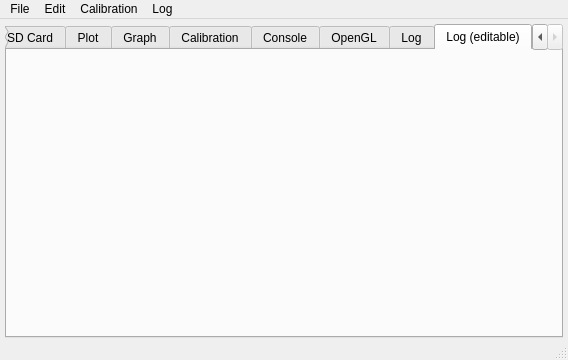
First picture: the form in tinyos-2.x/trunk/support/cpp/TestShimmer/src/MainWindow.ui, repository baharev/szte-wsn-code, before the edit.
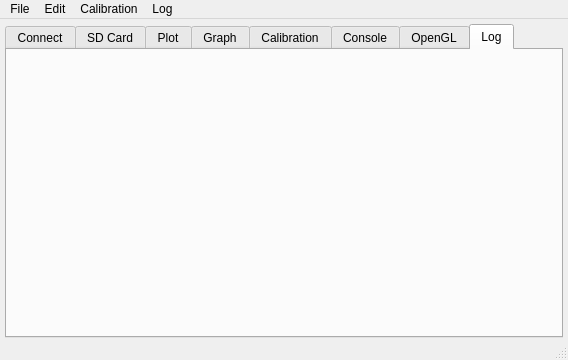
Second picture: the form after the edit. Icons and pictures are not drawn.

Patch:
```diff
--- a/tinyos-2.x/trunk/support/cpp/TestShimmer/src/MainWindow.ui
+++ b/tinyos-2.x/trunk/support/cpp/TestShimmer/src/MainWindow.ui
@@ -35,7 +35,7 @@
     <item>
      <widget class="QTabWidget" name="tabWidget">
       <property name="currentIndex">
-       <number>8</number>
+       <number>7</number>
       </property>
       <widget class="QWidget" name="connectTab">
        <attribute name="title">
@@ -100,12 +100,6 @@
        </attribute>
        <layout class="QVBoxLayout" name="verticalLayout_8"/>
       </widget>
-      <widget class="QWidget" name="logEditTab">
-       <attribute name="title">
-        <string>Log (editable)</string>
-       </attribute>
-       <layout class="QVBoxLayout" name="verticalLayout_10"/>
-      </widget>
      </widget>
     </item>
    </layout>
```
